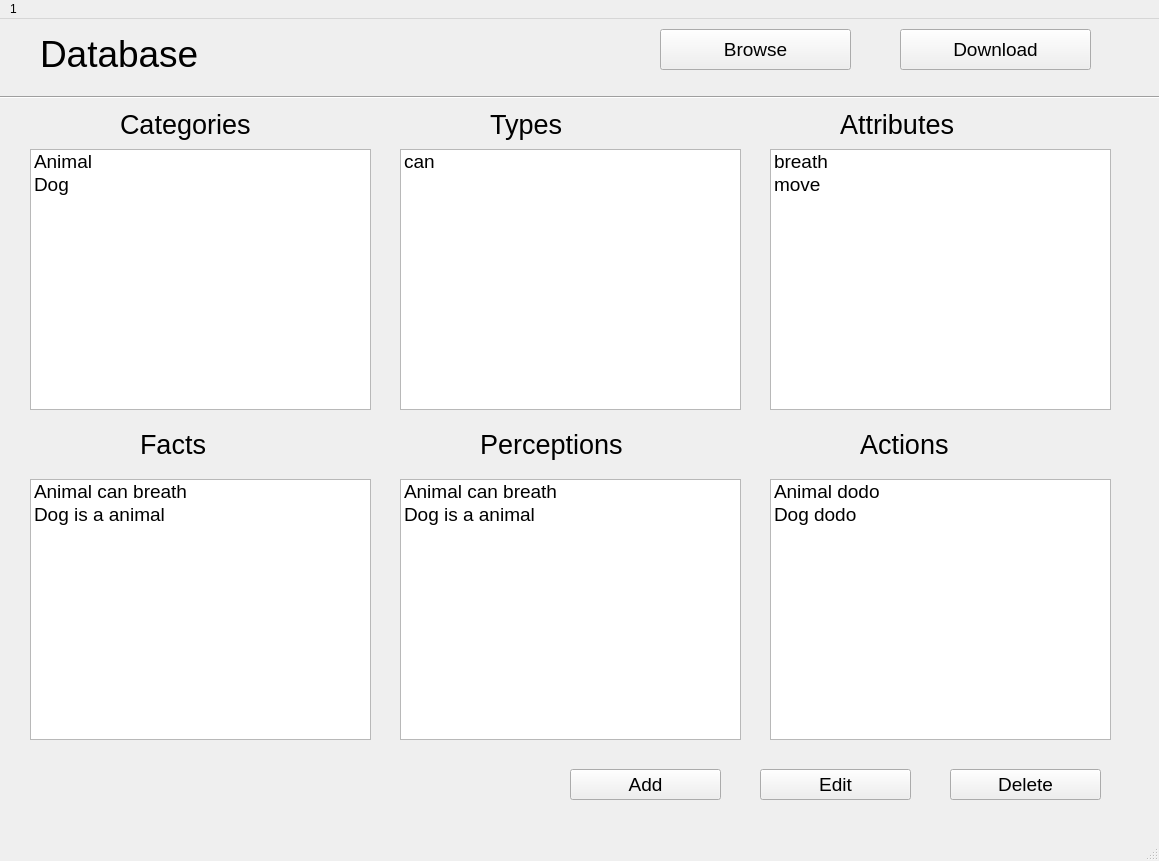
First picture: the form in ui/database.ui, repository nuraynab/interactive-system-modelling, before the edit.
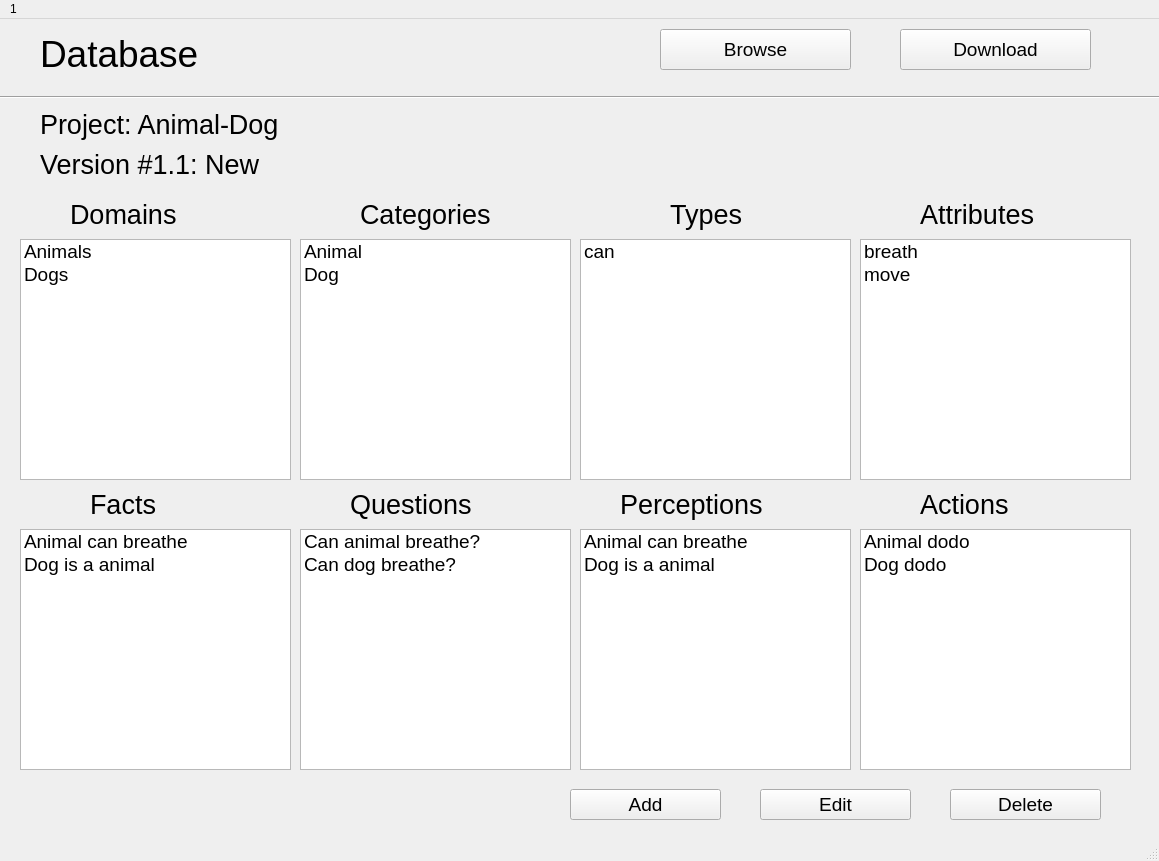
Second picture: the form after the edit.

Commit message: Added domain and question to db page

The edit to the form file:
```diff
--- a/ui/database.ui
+++ b/ui/database.ui
@@ -67,8 +67,8 @@
    <widget class="QLabel" name="label_2">
     <property name="geometry">
      <rect>
-      <x>120</x>
-      <y>80</y>
+      <x>360</x>
+      <y>170</y>
       <width>211</width>
       <height>51</height>
      </rect>
@@ -80,8 +80,8 @@
    <widget class="QLabel" name="label_3">
     <property name="geometry">
      <rect>
-      <x>490</x>
-      <y>80</y>
+      <x>670</x>
+      <y>170</y>
       <width>151</width>
       <height>51</height>
      </rect>
@@ -93,10 +93,10 @@
    <widget class="QListWidget" name="CatListWidget">
     <property name="geometry">
      <rect>
-      <x>30</x>
-      <y>130</y>
-      <width>341</width>
-      <height>261</height>
+      <x>300</x>
+      <y>220</y>
+      <width>271</width>
+      <height>241</height>
      </rect>
     </property>
     <item>
@@ -123,8 +123,8 @@
    <widget class="QLabel" name="label_5">
     <property name="geometry">
      <rect>
-      <x>840</x>
-      <y>80</y>
+      <x>920</x>
+      <y>170</y>
       <width>271</width>
       <height>51</height>
      </rect>
@@ -137,7 +137,7 @@
     <property name="geometry">
      <rect>
       <x>570</x>
-      <y>750</y>
+      <y>770</y>
       <width>151</width>
       <height>31</height>
      </rect>
@@ -155,7 +155,7 @@
     <property name="geometry">
      <rect>
       <x>760</x>
-      <y>750</y>
+      <y>770</y>
       <width>151</width>
       <height>31</height>
      </rect>
@@ -190,10 +190,10 @@
    <widget class="QListWidget" name="TypesListWidget">
     <property name="geometry">
      <rect>
-      <x>400</x>
-      <y>130</y>
-      <width>341</width>
-      <height>261</height>
+      <x>580</x>
+      <y>220</y>
+      <width>271</width>
+      <height>241</height>
      </rect>
     </property>
     <item>
@@ -210,10 +210,10 @@
    <widget class="QListWidget" name="AttrListWidget">
     <property name="geometry">
      <rect>
-      <x>770</x>
-      <y>130</y>
-      <width>341</width>
-      <height>261</height>
+      <x>860</x>
+      <y>220</y>
+      <width>271</width>
+      <height>241</height>
      </rect>
     </property>
     <item>
@@ -241,7 +241,7 @@
     <property name="geometry">
      <rect>
       <x>950</x>
-      <y>750</y>
+      <y>770</y>
       <width>151</width>
       <height>31</height>
      </rect>
@@ -258,8 +258,8 @@
    <widget class="QLabel" name="label_4">
     <property name="geometry">
      <rect>
-      <x>140</x>
-      <y>400</y>
+      <x>90</x>
+      <y>460</y>
       <width>211</width>
       <height>51</height>
      </rect>
@@ -268,24 +268,24 @@
      <string>&lt;html&gt;&lt;head/&gt;&lt;body&gt;&lt;p&gt;&lt;span style=&quot; font-size:20pt;&quot;&gt;Facts&lt;/span&gt;&lt;/p&gt;&lt;/body&gt;&lt;/html&gt;</string>
     </property>
    </widget>
-   <widget class="QLabel" name="label_6">
-    <property name="geometry">
-     <rect>
-      <x>480</x>
-      <y>400</y>
-      <width>211</width>
-      <height>51</height>
-     </rect>
-    </property>
-    <property name="text">
-     <string>&lt;html&gt;&lt;head/&gt;&lt;body&gt;&lt;p&gt;&lt;span style=&quot; font-size:20pt;&quot;&gt;Perceptions&lt;/span&gt;&lt;/p&gt;&lt;/body&gt;&lt;/html&gt;</string>
-    </property>
-   </widget>
    <widget class="QLabel" name="label_7">
     <property name="geometry">
      <rect>
-      <x>860</x>
-      <y>400</y>
+      <x>620</x>
+      <y>460</y>
+      <width>211</width>
+      <height>51</height>
+     </rect>
+    </property>
+    <property name="text">
+     <string>&lt;html&gt;&lt;head/&gt;&lt;body&gt;&lt;p&gt;&lt;span style=&quot; font-size:20pt;&quot;&gt;Perceptions&lt;/span&gt;&lt;/p&gt;&lt;/body&gt;&lt;/html&gt;</string>
+    </property>
+   </widget>
+   <widget class="QLabel" name="label_8">
+    <property name="geometry">
+     <rect>
+      <x>920</x>
+      <y>460</y>
       <width>211</width>
       <height>51</height>
      </rect>
@@ -297,15 +297,15 @@
    <widget class="QListWidget" name="FactsListWidget">
     <property name="geometry">
      <rect>
-      <x>30</x>
-      <y>460</y>
-      <width>341</width>
-      <height>261</height>
+      <x>20</x>
+      <y>510</y>
+      <width>271</width>
+      <height>241</height>
      </rect>
     </property>
     <item>
      <property name="text">
-      <string>Animal can breath</string>
+      <string>Animal can breathe</string>
      </property>
      <property name="font">
       <font>
@@ -327,15 +327,15 @@
    <widget class="QListWidget" name="PercListWidget">
     <property name="geometry">
      <rect>
-      <x>400</x>
-      <y>460</y>
-      <width>341</width>
-      <height>261</height>
+      <x>580</x>
+      <y>510</y>
+      <width>271</width>
+      <height>241</height>
      </rect>
     </property>
     <item>
      <property name="text">
-      <string>Animal can breath</string>
+      <string>Animal can breathe</string>
      </property>
      <property name="font">
       <font>
@@ -357,10 +357,10 @@
    <widget class="QListWidget" name="ActListWidget">
     <property name="geometry">
      <rect>
-      <x>770</x>
-      <y>460</y>
-      <width>341</width>
-      <height>261</height>
+      <x>860</x>
+      <y>510</y>
+      <width>271</width>
+      <height>241</height>
      </rect>
     </property>
     <item>
@@ -384,6 +384,118 @@
      </property>
     </item>
    </widget>
+   <widget class="QListWidget" name="DomListWidget">
+    <property name="geometry">
+     <rect>
+      <x>20</x>
+      <y>220</y>
+      <width>271</width>
+      <height>241</height>
+     </rect>
+    </property>
+    <item>
+     <property name="text">
+      <string>Animals</string>
+     </property>
+     <property name="font">
+      <font>
+       <pointsize>14</pointsize>
+      </font>
+     </property>
+    </item>
+    <item>
+     <property name="text">
+      <string>Dogs</string>
+     </property>
+     <property name="font">
+      <font>
+       <pointsize>14</pointsize>
+      </font>
+     </property>
+    </item>
+   </widget>
+   <widget class="QLabel" name="label_1">
+    <property name="geometry">
+     <rect>
+      <x>70</x>
+      <y>170</y>
+      <width>211</width>
+      <height>51</height>
+     </rect>
+    </property>
+    <property name="text">
+     <string>&lt;html&gt;&lt;head/&gt;&lt;body&gt;&lt;p&gt;&lt;span style=&quot; font-size:20pt;&quot;&gt;Domains&lt;/span&gt;&lt;/p&gt;&lt;/body&gt;&lt;/html&gt;</string>
+    </property>
+   </widget>
+   <widget class="QListWidget" name="QuestListWidget">
+    <property name="geometry">
+     <rect>
+      <x>300</x>
+      <y>510</y>
+      <width>271</width>
+      <height>241</height>
+     </rect>
+    </property>
+    <item>
+     <property name="text">
+      <string>Can animal breathe?</string>
+     </property>
+     <property name="font">
+      <font>
+       <pointsize>14</pointsize>
+      </font>
+     </property>
+    </item>
+    <item>
+     <property name="text">
+      <string>Can dog breathe?</string>
+     </property>
+     <property name="font">
+      <font>
+       <pointsize>14</pointsize>
+      </font>
+     </property>
+    </item>
+   </widget>
+   <widget class="QLabel" name="label_6">
+    <property name="geometry">
+     <rect>
+      <x>350</x>
+      <y>460</y>
+      <width>211</width>
+      <height>51</height>
+     </rect>
+    </property>
+    <property name="text">
+     <string>&lt;html&gt;&lt;head/&gt;&lt;body&gt;&lt;p&gt;&lt;span style=&quot; font-size:20pt;&quot;&gt;Questions&lt;/span&gt;&lt;/p&gt;&lt;/body&gt;&lt;/html&gt;</string>
+    </property>
+   </widget>
+   <widget class="QLabel" name="label_9">
+    <property name="geometry">
+     <rect>
+      <x>40</x>
+      <y>80</y>
+      <width>351</width>
+      <height>51</height>
+     </rect>
+    </property>
+    <property name="text">
+     <string>&lt;html&gt;&lt;head/&gt;&lt;body&gt;&lt;p&gt;&lt;span style=&quot; font-size:20pt;&quot;&gt;Project: Animal-Dog&lt;/span&gt;&lt;/p&gt;&lt;/body&gt;&lt;/html&gt;</string>
+    </property>
+   </widget>
+   <widget class="QLabel" name="label_10">
+    <property name="geometry">
+     <rect>
+      <x>40</x>
+      <y>120</y>
+      <width>351</width>
+      <height>51</height>
+     </rect>
+    </property>
+    <property name="text">
+     <string>&lt;html&gt;&lt;head/&gt;&lt;body&gt;&lt;p&gt;&lt;span style=&quot; font-size:20pt;&quot;&gt;Version #1.1: New&lt;/span&gt;&lt;/p&gt;&lt;/body&gt;&lt;/html&gt;</string>
+    </property>
+   </widget>
    <zorder>CatListWidget</zorder>
    <zorder>browseBtn</zorder>
    <zorder>label</zorder>
```
Left out of the diff: 16 changed lines with no effect on the pictures. The commit also changes 8 other files.
